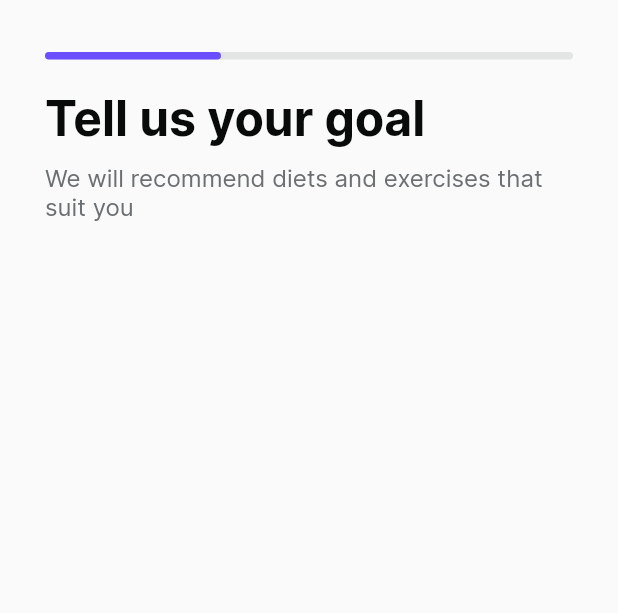
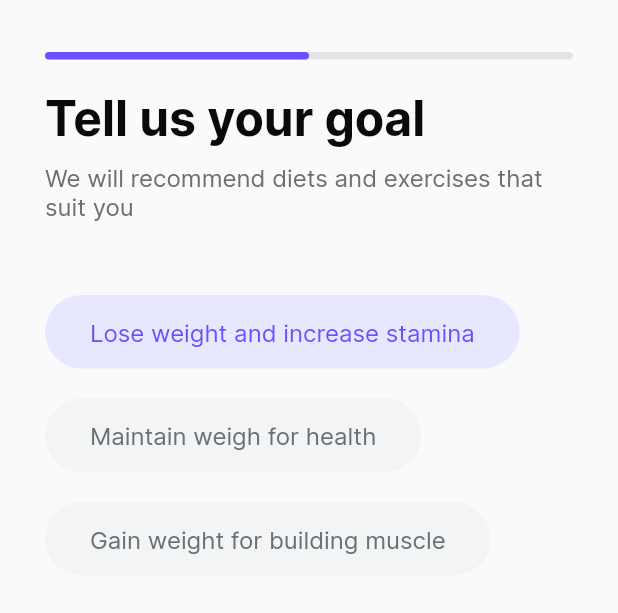
Before and after one commit to studio-alva/nucleus-flutter, a Flutter app: the screen it shows after launch, on a phone screen of 412 x 824 dp, the part 53-666 px from its top. Run offline on Flutter 3.47's test engine with Material 2 defaults, Android fonts, the phone set to English and light mode, and no system bars; our stand-ins replace flutter_svg; missing offline and left inert: dart:ffi.

Commit message:
page personalization 1 & 2

```diff
--- a/lib/ui_features/pages/personalization/personalization_second_page.dart
+++ b/lib/ui_features/pages/personalization/personalization_second_page.dart
@@ -19,7 +19,7 @@ class _PersonalizationSeconPagesState extends State<PersonalizationSeconPages>
   late TabController _tabController;
   late int currenStep;
   late List<Widget> stepWidget;
-  int maxStep = 3;
+  late int maxStep;
 
   @override
   void initState() {
@@ -28,10 +28,10 @@ class _PersonalizationSeconPagesState extends State<PersonalizationSeconPages>
     currenStep = 1;
     stepWidget = [
       const StepFirstPerson(),
-      const StepTwoPerson(),
-      const StepThirdPerson(),
+      StepTwoPerson(),
     ];
 
+    maxStep = stepWidget.length;
     _tabController = TabController(vsync: this, length: stepWidget.length);
   }
 
@@ -76,7 +76,7 @@ class _PersonalizationSeconPagesState extends State<PersonalizationSeconPages>
                   );
                 },
               ),
-              Flexible(
+              Expanded(
                 child: TabBarView(
                   controller: _tabController,
                   children: stepWidget,
--- a/lib/ui_features/pages/personalization/step/step_first.dart
+++ b/lib/ui_features/pages/personalization/step/step_first.dart
@@ -1,5 +1,7 @@
 import 'package:flutter/material.dart';
 import 'package:nucleus_ui_app/config/config.dart';
+import 'package:nucleus_ui_app/ui_features/widgets/input/select_item.dart';
+import 'package:nucleus_ui_app/ui_features/widgets/input/select_item1.dart';
 
 class StepFirstPerson extends StatelessWidget {
   const StepFirstPerson({super.key});
@@ -8,6 +10,7 @@ class StepFirstPerson extends StatelessWidget {
   Widget build(BuildContext context) {
     return Container(
       child: Column(
+        mainAxisSize: MainAxisSize.min,
         crossAxisAlignment: CrossAxisAlignment.start,
         children: [
           verticalSpace(20),
@@ -20,6 +23,23 @@ class StepFirstPerson extends StatelessWidget {
             "We will recommend diets and exercises that suit you",
             style: AssetStyles.labelMdMdReg,
           ),
+          verticalSpace(50),
+          SelectItem1(
+            text: "Lose weight and increase stamina",
+            bgColor: AssetColors.primaryLightest,
+            style: AssetStyles.labelMdMdReg
+                .copyWith(color: AssetColors.primaryColor),
+          ),
+          verticalSpace(20),
+          SelectItem1(
+            text: "Maintain weigh for health",
+            style: AssetStyles.labelMdMdReg,
+          ),
+          verticalSpace(20),
+          SelectItem1(
+            text: "Gain weight for building muscle",
+            style: AssetStyles.labelMdMdReg,
+          ),
         ],
       ),
     );
--- /dev/null
+++ b/lib/ui_features/widgets/input/select_item1.dart
@@ -0,0 +1,32 @@
+import 'package:flutter/material.dart';
+
+import '../../../config/asset_colors.dart';
+
+class SelectItem1 extends StatelessWidget {
+  bool? border;
+  String? text;
+  Color? bgColor;
+  TextStyle? style;
+  SelectItem1({
+    super.key,
+    this.border = false,
+    required this.text,
+    this.bgColor = AssetColors.skyLighter,
+    this.style,
+  });
+
+  @override
+  Widget build(BuildContext context) {
+    return Container(
+      padding: const EdgeInsets.symmetric(horizontal: 30, vertical: 15),
+      decoration: BoxDecoration(
+        color: bgColor,
+        borderRadius: BorderRadius.circular(30),
+      ),
+      child: Text(
+        text!,
+        style: style,
+      ),
+    );
+  }
+}
```
Also changed, not shown: lib/ui_features/pages/personalization/step/step_second.dart (+35 -2 lines), lib/ui_features/widgets/input/select_item.dart (+17 -4 lines).
